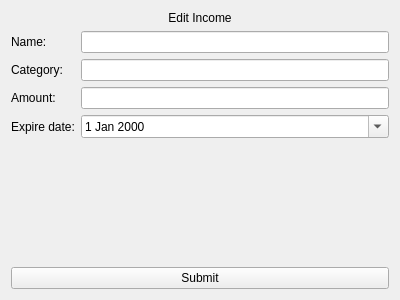
First picture: the form in src/Client/View/MainPage/Income/IncomeEditSubPage/IncomeEditSubPage.ui, repository iodream/Spend-Note, before the edit.
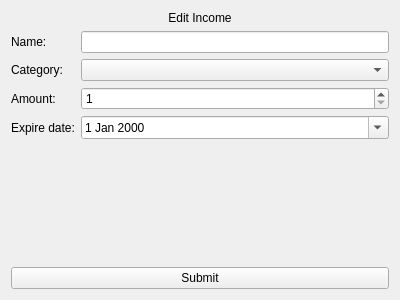
Second picture: the form after the edit.

Commit message: Add UI for incomes category

Patch:
```diff
--- a/src/Client/View/MainPage/Income/IncomeEditSubPage/IncomeEditSubPage.ui
+++ b/src/Client/View/MainPage/Income/IncomeEditSubPage/IncomeEditSubPage.ui
@@ -43,9 +43,6 @@
        </property>
       </widget>
      </item>
-     <item row="1" column="1">
-      <widget class="QLineEdit" name="CategoryLineEdit"/>
-     </item>
      <item row="2" column="0">
       <widget class="QLabel" name="label_3">
        <property name="text">
@@ -53,9 +50,6 @@
        </property>
       </widget>
      </item>
-     <item row="2" column="1">
-      <widget class="QLineEdit" name="AmountLineEdit"/>
-     </item>
      <item row="3" column="0">
       <widget class="QLabel" name="label_4">
        <property name="text">
@@ -70,6 +64,16 @@
        </property>
       </widget>
      </item>
+     <item row="2" column="1">
+      <widget class="QSpinBox" name="Amount">
+       <property name="minimum">
+        <number>1</number>
+       </property>
+      </widget>
+     </item>
+     <item row="1" column="1">
+      <widget class="QComboBox" name="Category"/>
+     </item>
     </layout>
    </item>
    <item>
```
The commit also changes 7 other files.
